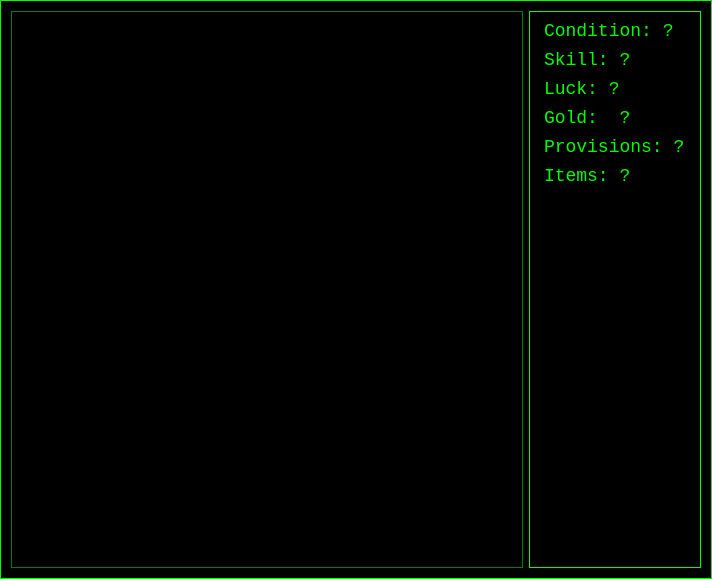
richelbilderbeek/HetRoversnest, file QtCreator/qtgamedialog.ui: the form before one commit.
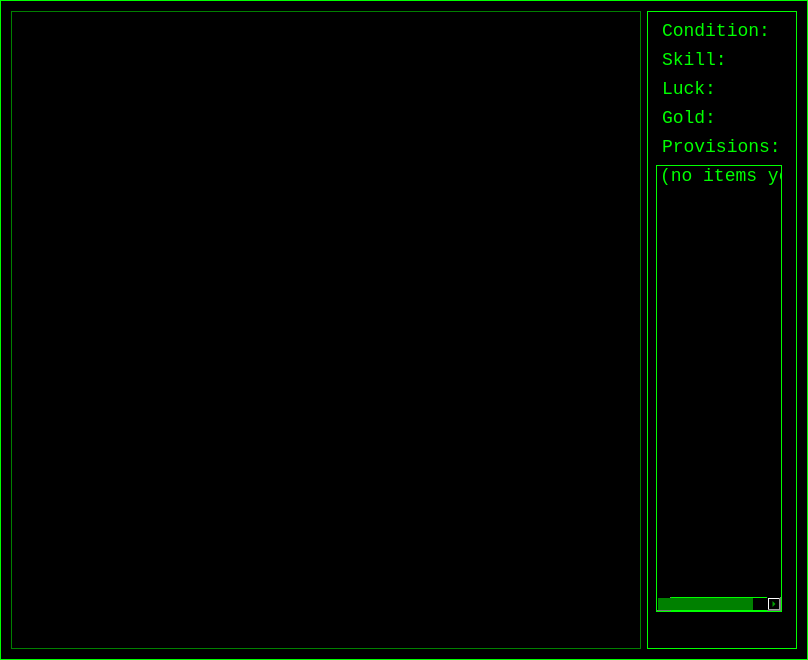
The form after the commit. Icons and pictures are not drawn.

```diff
--- a/QtCreator/qtgamedialog.ui
+++ b/QtCreator/qtgamedialog.ui
@@ -6,8 +6,8 @@
    <rect>
     <x>0</x>
     <y>0</y>
-    <width>712</width>
-    <height>579</height>
+    <width>808</width>
+    <height>660</height>
    </rect>
   </property>
   <property name="windowTitle">
@@ -20,7 +20,7 @@
 }
 
 QPlainTextEdit {
-  font: 32px  &quot;URW Chancery L&quot;;
+  font: 32px  monospace;
   color: lime;
   background-color: black;
   border: 1px solid green
@@ -33,6 +33,14 @@
   background-color: black
 }
 
+QListWidget{
+  font: 18px  monospace;
+  border: 1px solid lime;
+  color: lime;
+  background-color: black
+}
+
+
 QScrollBar {
   color: lime;
   background-color: black;
@@ -47,6 +55,12 @@
   <layout class="QGridLayout" name="gridLayout">
    <item row="0" column="0">
     <widget class="QPlainTextEdit" name="plainTextEdit">
+     <property name="sizePolicy">
+      <sizepolicy hsizetype="Expanding" vsizetype="Expanding">
+       <horstretch>100</horstretch>
+       <verstretch>0</verstretch>
+      </sizepolicy>
+     </property>
      <property name="verticalScrollBarPolicy">
       <enum>Qt::ScrollBarAlwaysOff</enum>
      </property>
@@ -72,59 +86,38 @@
    </item>
    <item row="0" column="1">
     <widget class="QWidget" name="widget" native="true">
+     <property name="sizePolicy">
+      <sizepolicy hsizetype="Preferred" vsizetype="Preferred">
+       <horstretch>1</horstretch>
+       <verstretch>0</verstretch>
+      </sizepolicy>
+     </property>
      <layout class="QGridLayout" name="gridLayout_2">
+      <item row="2" column="0" colspan="2">
+       <widget class="QLabel" name="label_luck">
+        <property name="text">
+         <string>Luck:</string>
+        </property>
+       </widget>
+      </item>
+      <item row="3" column="0" colspan="2">
+       <widget class="QLabel" name="label_gold">
+        <property name="text">
+         <string>Gold: </string>
+        </property>
+       </widget>
+      </item>
       <item row="0" column="0" colspan="2">
        <widget class="QLabel" name="label_condition">
         <property name="text">
-         <string>Condition: ?</string>
+         <string>Condition:</string>
         </property>
         <property name="alignment">
          <set>Qt::AlignLeading|Qt::AlignLeft|Qt::AlignVCenter</set>
         </property>
        </widget>
       </item>
-      <item row="4" column="0" colspan="2">
-       <widget class="QLabel" name="label_provisions">
-        <property name="text">
-         <string>Provisions: ?</string>
-        </property>
-       </widget>
-      </item>
-      <item row="6" column="0">
-       <spacer name="verticalSpacer">
-        <property name="orientation">
-         <enum>Qt::Vertical</enum>
-        </property>
-        <property name="sizeHint" stdset="0">
-         <size>
-          <width>20</width>
-          <height>40</height>
-         </size>
-        </property>
-       </spacer>
-      </item>
-      <item row="1" column="0" colspan="2">
-       <widget class="QLabel" name="label_skill">
-        <property name="text">
-         <string>Skill: ?</string>
-        </property>
-       </widget>
-      </item>
-      <item row="3" column="0" colspan="2">
-       <widget class="QLabel" name="label_gold">
-        <property name="text">
-         <string>Gold:  ?</string>
-        </property>
-       </widget>
-      </item>
-      <item row="2" column="0" colspan="2">
-       <widget class="QLabel" name="label_luck">
-        <property name="text">
-         <string>Luck: ?</string>
-        </property>
-       </widget>
-      </item>
-      <item row="7" column="0" colspan="2">
+      <item row="6" column="0" colspan="2">
        <widget class="QLabel" name="image">
         <property name="text">
          <string/>
@@ -137,11 +130,27 @@
         </property>
        </widget>
       </item>
+      <item row="1" column="0" colspan="2">
+       <widget class="QLabel" name="label_skill">
+        <property name="text">
+         <string>Skill:</string>
+        </property>
+       </widget>
+      </item>
+      <item row="4" column="0" colspan="2">
+       <widget class="QLabel" name="label_provisions">
+        <property name="text">
+         <string>Provisions:</string>
+        </property>
+       </widget>
+      </item>
       <item row="5" column="0">
-       <widget class="QLabel" name="label_items">
-        <property name="text">
-         <string>Items: ?</string>
-        </property>
+       <widget class="QListWidget" name="list_items">
+        <item>
+         <property name="text">
+          <string>(no items yet)</string>
+         </property>
+        </item>
        </widget>
       </item>
      </layout>
```
